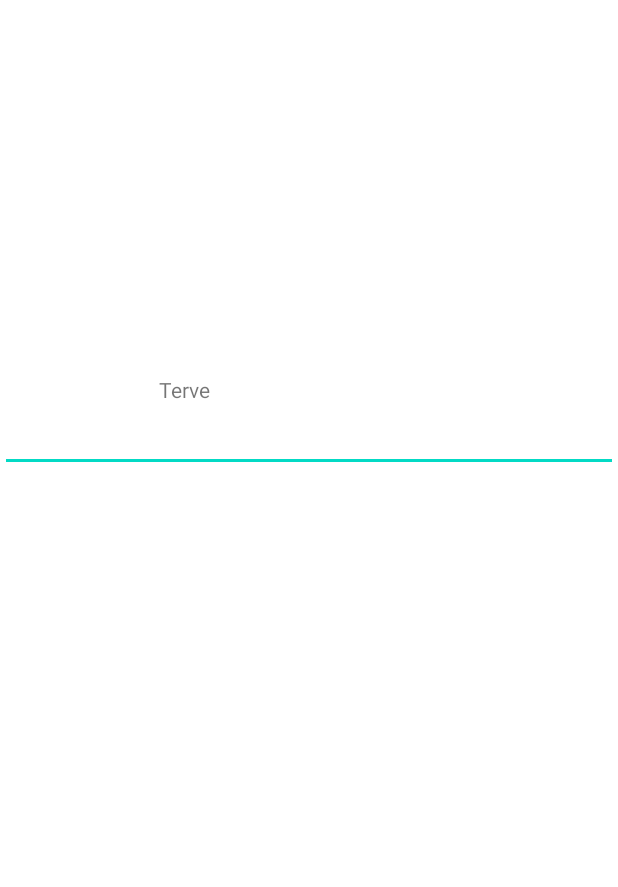
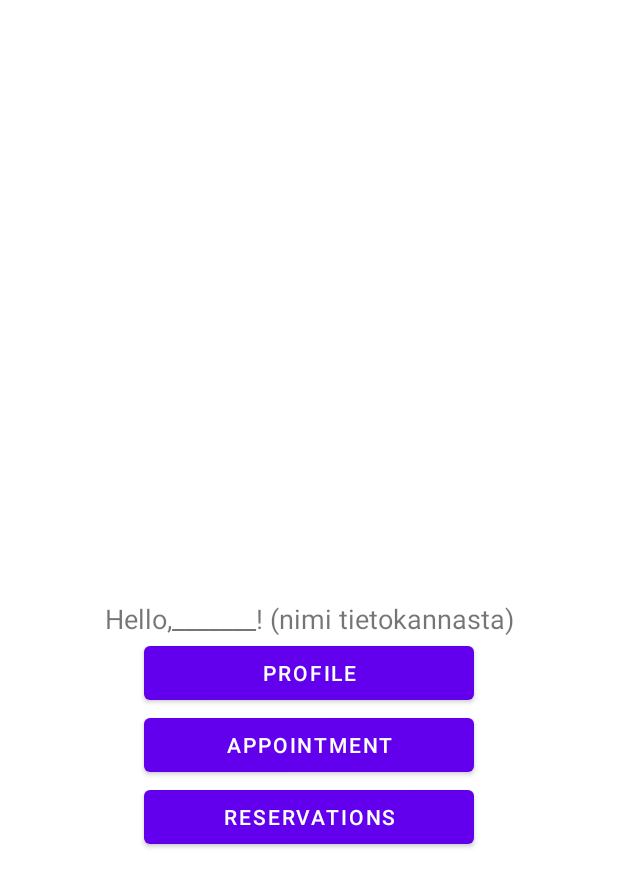
Before and after one commit to elielll/PelikahvilaApp, an Android app: the ProfileActivity screen opened directly, with no data from a screen before it, on a phone screen of 412 x 824 dp. Before the commit the part shown is almost empty. Shown: the top 887 px of the screen. Run offline under Robolectric (Android 15) with nearby library versions, the phone set to English and light mode, and no system bars.

Commit message:
Lisätty 1 javatiedosto ja xml

```diff
--- a/app/src/main/java/reservation/system/ProfileActivity.java
+++ b/app/src/main/java/reservation/system/ProfileActivity.java
@@ -1,14 +1,47 @@
 package reservation.system;
+
 
 import androidx.appcompat.app.AppCompatActivity;
 
+import android.content.Intent;
 import android.os.Bundle;
+import android.view.View;
+import android.widget.Button;
 
-public class ProfileActivity extends AppCompatActivity {
+public class ProfileActivity extends AppCompatActivity implements View.OnClickListener{
+
+    private Button appointment;
+    private Button profile;
+    private Button reservations;
 
     @Override
     protected void onCreate(Bundle savedInstanceState) {
         super.onCreate(savedInstanceState);
         setContentView(R.layout.activity_profile);
+
+        appointment = (Button) findViewById(R.id.appointmentID);
+        appointment.setOnClickListener(this);
+
+        profile = (Button) findViewById(R.id.profileID);
+        profile.setOnClickListener(this);
+
+        reservations = (Button) findViewById(R.id.reservationsID);
+        reservations.setOnClickListener(this);
+
+    }
+
+    @Override
+    public void onClick(View v) {
+        switch (v.getId()){
+            case R.id.profileID:
+
+                break;
+            case R.id.appointmentID:
+                startActivity(new Intent(this,Appointment.class));
+                break;
+            case R.id.reservationsID:
+
+                break;
+        }
     }
 }
--- a/app/src/main/res/layout/activity_profile.xml
+++ b/app/src/main/res/layout/activity_profile.xml
@@ -1,5 +1,5 @@
 <?xml version="1.0" encoding="utf-8"?>
-<LinearLayout xmlns:android="http://schemas.android.com/apk/res/android"
+<androidx.constraintlayout.widget.ConstraintLayout xmlns:android="http://schemas.android.com/apk/res/android"
     xmlns:app="http://schemas.android.com/apk/res-auto"
     xmlns:tools="http://schemas.android.com/tools"
     android:layout_width="match_parent"
@@ -9,16 +9,43 @@
 
     <TextView
         android:id="@+id/textView"
-        android:layout_width="200dp"
-        android:layout_gravity="center_horizontal"
+        android:layout_width="wrap_content"
         android:layout_height="wrap_content"
-        android:layout_marginTop="250dp"
-        android:text="Terve" />
+        android:layout_weight="1"
+        android:textSize="18dp"
+        android:text="Hello,_______! (nimi tietokannasta)"
+        app:layout_constraintTop_toTopOf="parent"
+        app:layout_constraintRight_toRightOf="parent"
+        app:layout_constraintLeft_toLeftOf="parent"
+        app:layout_constraintBottom_toBottomOf="parent"/>
+    <Button
+        android:id="@+id/profileID"
+        android:layout_width="220dp"
+        android:layout_height="wrap_content"
+        android:layout_weight="1"
+        android:text="Profile"
+        app:layout_constraintTop_toBottomOf="@id/textView"
+        app:layout_constraintRight_toRightOf="parent"
+        app:layout_constraintLeft_toLeftOf="parent"/>
 
-    <EditText
-        android:id="@+id/editTextTextPassword"
-        android:layout_width="match_parent"
+    <Button
+        android:id="@+id/appointmentID"
+        android:layout_width="220dp"
         android:layout_height="wrap_content"
-        android:ems="10"
-        android:inputType="textPassword" />
-</LinearLayout>
+        android:layout_weight="1"
+        android:text="Appointment"
+        app:layout_constraintTop_toBottomOf="@+id/profileID"
+        app:layout_constraintRight_toRightOf="parent"
+        app:layout_constraintLeft_toLeftOf="parent"/>
+
+    <Button
+        android:id="@+id/reservationsID"
+        android:layout_width="220dp"
+        android:layout_height="wrap_content"
+        android:layout_weight="1"
+        android:text="Reservations"
+        app:layout_constraintTop_toBottomOf="@id/appointmentID"
+        app:layout_constraintRight_toRightOf="parent"
+        app:layout_constraintLeft_toLeftOf="parent"/>
+
+</androidx.constraintlayout.widget.ConstraintLayout>
```
Also changed, not shown: app/src/main/java/reservation/system/Appointment.java (added, +20 -0 lines), app/src/main/res/layout/activity_appointment.xml (added, +155 -0 lines).
